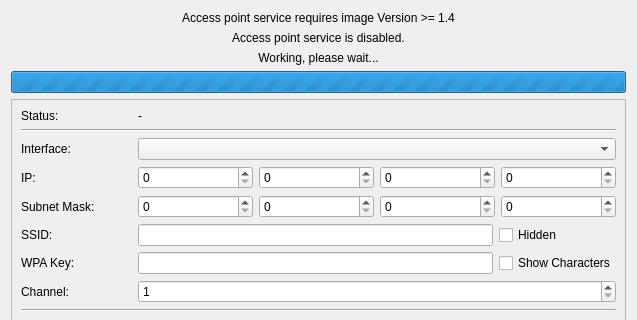
Tinkerforge/brickv, file src/brickv/plugin_system/plugins/red/ui/red_tab_settings_ap.ui: the form before one commit; both pictures show x 0 to 637 and y 0 to 320 of the 637 by 675 pixel window.
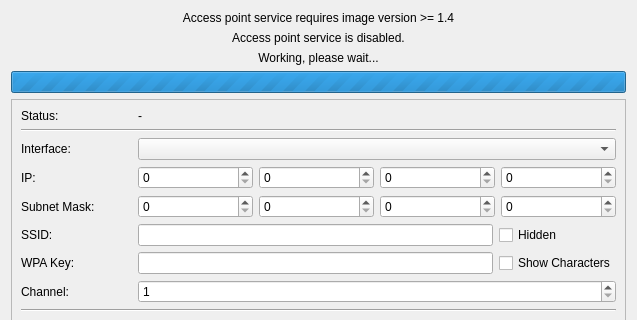
The form after the commit.

Commit message: red-brick: Add openHAB checkbox to the services tab abd add empty openHAB tab

```diff
--- a/src/brickv/plugin_system/plugins/red/ui/red_tab_settings_ap.ui
+++ b/src/brickv/plugin_system/plugins/red/ui/red_tab_settings_ap.ui
@@ -452,7 +452,7 @@
    <item row="0" column="0">
     <widget class="QLabel" name="label_ap_unsupported">
      <property name="text">
-      <string>Access point service requires image Version &gt;= 1.4</string>
+      <string>Access point service requires image version &gt;= 1.4</string>
      </property>
      <property name="alignment">
       <set>Qt::AlignCenter</set>
```
The commit also changes 9 other files.
